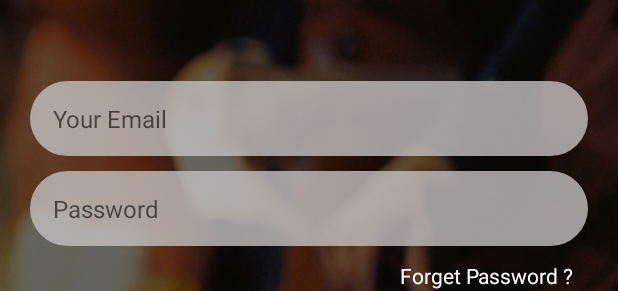
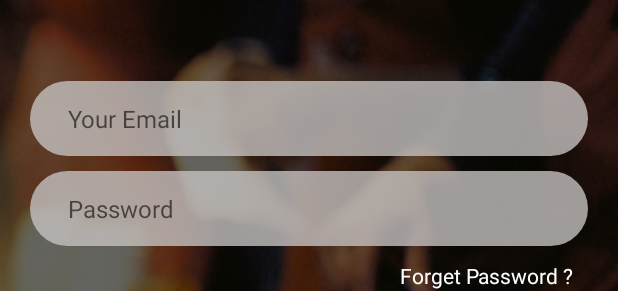
Before and after one commit to prakashkumar001/steats, an Android app: the layout login.xml on its own in the app's theme, with its tools: preview values and no code run, on a phone screen of 412 x 824 dp. Shown: the part 240-531 px from the top of the screen. Run offline under Robolectric (Android 15) with nearby library versions, the phone set to English and light mode, and no system bars.

Commit message:
input textcolor

```diff
--- a/app/src/main/AndroidManifest.xml
+++ b/app/src/main/AndroidManifest.xml
@@ -8,7 +8,7 @@
         android:label="@string/app_name"
         android:roundIcon="@mipmap/ic_launcher_round"
         android:supportsRtl="true"
-        android:theme="@style/AppTheme">
+        android:theme="@style/AppTheme.NoActionBar">
         <activity android:name=".MainActivity">
             <intent-filter>
                 <action android:name="android.intent.action.MAIN" />
--- a/app/src/main/res/layout/login.xml
+++ b/app/src/main/res/layout/login.xml
@@ -24,8 +24,9 @@
             android:layout_width="match_parent"
             android:layout_height="50dp"
             android:hint="Your Email"
-            android:paddingLeft="15dp"
+            android:paddingLeft="25dp"
             android:textSize="16dp"
+            android:textColor="#44413A"
             android:background="@drawable/input_bg"
             />
 
@@ -34,9 +35,10 @@
             android:layout_width="match_parent"
             android:layout_height="50dp"
             android:hint="Password"
-            android:paddingLeft="15dp"
+            android:paddingLeft="25dp"
             android:layout_marginTop="10dp"
             android:textSize="16dp"
+            android:textColor="#44413A"
             android:background="@drawable/input_bg"
 
             />
```
